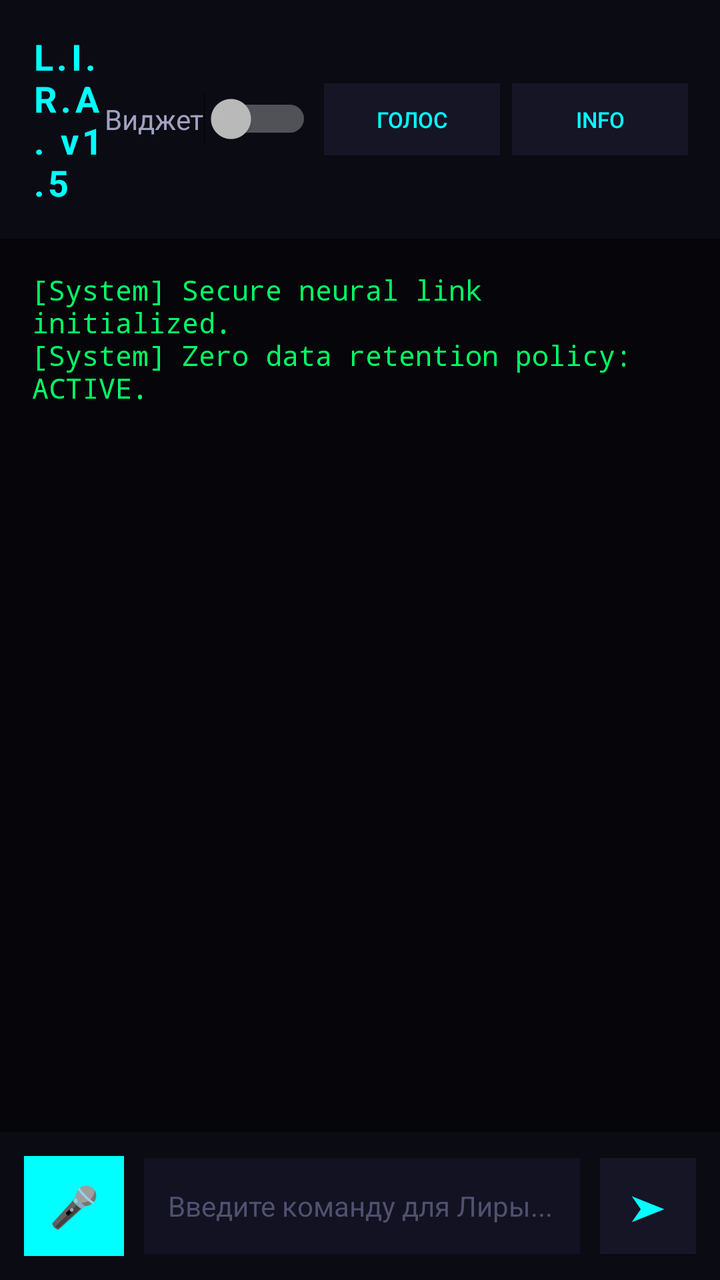
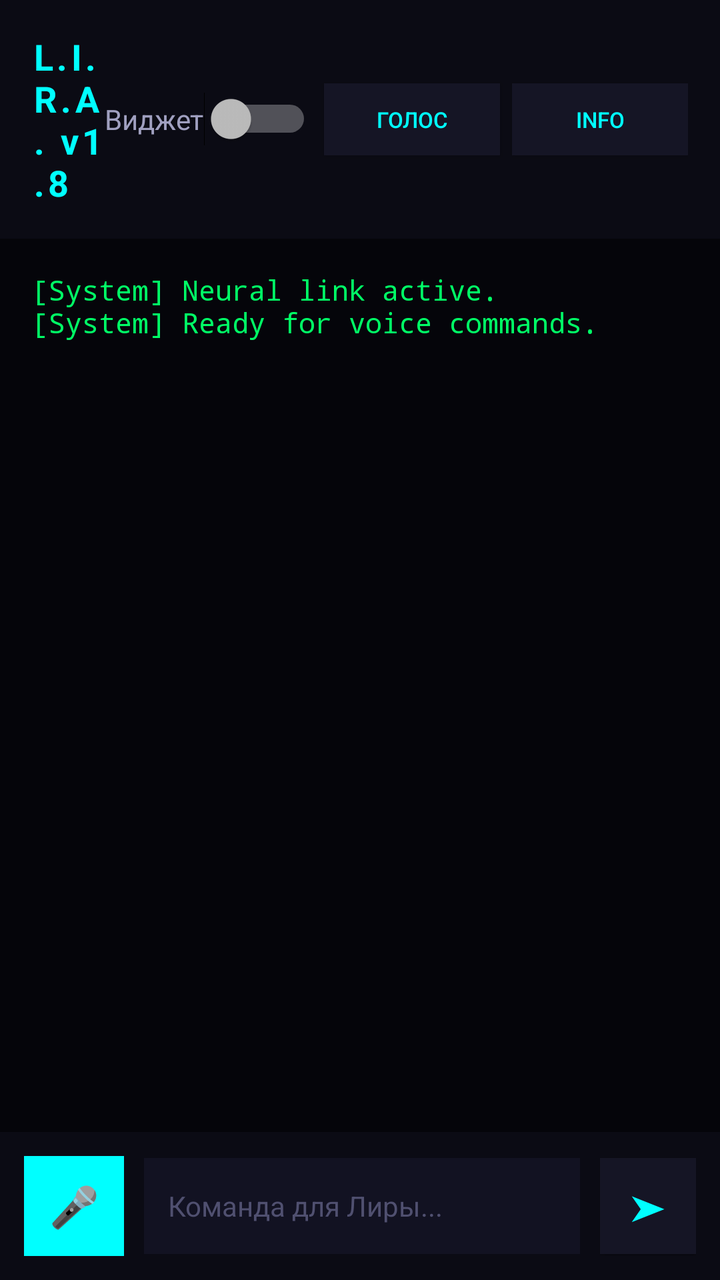

Before-and-after screenshots of an Android layout around one commit, followed by the original layout XML and the change that was made.
<!-- AndroidManifest.xml: application theme android:Theme.DeviceDefault.NoActionBar -->
<!-- res/layout/activity_main.xml -->
<?xml version="1.0" encoding="utf-8"?>
<RelativeLayout xmlns:android="http://schemas.android.com/apk/res/android"
    android:layout_width="match_parent"
    android:layout_height="match_parent"
    android:background="#05050A">

    
    <LinearLayout
        android:id="@+id/topBar"
        android:layout_width="match_parent"
        android:layout_height="wrap_content"
        android:orientation="horizontal"
        android:padding="16dp"
        android:gravity="center_vertical"
        android:background="#0B0B14">
        
        <TextView
            android:layout_width="0dp"
            android:layout_height="wrap_content"
            android:layout_weight="1"
            android:text="L.I.R.A. v1.5"
            android:textColor="#00FFFF"
            android:textSize="18sp"
            android:textStyle="bold"
            android:letterSpacing="0.1"/>

        <Switch
            android:id="@+id/widgetSwitch"
            android:layout_width="wrap_content"
            android:layout_height="wrap_content"
            android:text="Виджет"
            android:textColor="#A0A0C0"
            android:theme="@ThemeOverlay.AppCompat.Dark"/>

        <Button
            android:id="@+id/voiceBtn"
            android:layout_width="wrap_content"
            android:layout_height="36dp"
            android:text="Голос"
            android:textSize="11sp"
            android:layout_marginStart="6dp"
            android:background="#151525"
            android:textColor="#00FFFF"/>
            
        <Button
            android:id="@+id/policyBtn"
            android:layout_width="wrap_content"
            android:layout_height="36dp"
            android:text=" Info "
            android:textSize="11sp"
            android:layout_marginStart="6dp"
            android:background="#151525"
            android:textColor="#00FFFF"/>
    </LinearLayout>

    
    <ScrollView
        android:id="@+id/scrollView"
        android:layout_width="match_parent"
        android:layout_height="match_parent"
        android:layout_above="@id/bottomBar"
        android:layout_below="@id/topBar"
        android:padding="16dp">
        
        <TextView
            android:id="@+id/chatDisplay"
            android:layout_width="match_parent"
            android:layout_height="wrap_content"
            android:textColor="#00FF66"
            android:textSize="14sp"
            android:fontFamily="monospace"
            android:text="[System] Secure neural link initialized.\n[System] Zero data retention policy: ACTIVE."/>
    </ScrollView>

    
    <LinearLayout
        android:id="@+id/bottomBar"
        android:layout_width="match_parent"
        android:layout_height="wrap_content"
        android:layout_alignParentBottom="true"
        android:orientation="horizontal"
        android:padding="12dp"
        android:gravity="center_vertical"
        android:background="#0B0B14">

        <Button
            android:id="@+id/micButton"
            android:layout_width="50dp"
            android:layout_height="50dp"
            android:background="#00FFFF"
            android:text="🎤"
            android:textSize="20sp"
            android:textColor="#000000"/>

        <EditText
            android:id="@+id/inputField"
            android:layout_width="0dp"
            android:layout_height="48dp"
            android:layout_weight="1"
            android:layout_marginStart="10dp"
            android:layout_marginEnd="10dp"
            android:hint="Введите команду для Лиры..."
            android:textColorHint="#505070"
            android:textColor="#FFFFFF"
            android:textSize="14sp"
            android:background="#121222"
            android:paddingStart="12dp"
            android:paddingEnd="12dp"/>

        <Button
            android:id="@+id/sendButton"
            android:layout_width="48dp"
            android:layout_height="48dp"
            android:background="#151525"
            android:text="➤"
            android:textColor="#00FFFF"
            android:textSize="18sp"/>
    </LinearLayout>
</RelativeLayout>
<!-- resources referenced by this layout -->
<resources>

</resources>

<!-- the commit's change to res/layout/activity_main.xml (unified diff, before → after) -->
@@ -4,7 +4,6 @@
     android:layout_height="match_parent"
     android:background="#05050A">
 
-    
     <LinearLayout
         android:id="@+id/topBar"
         android:layout_width="match_parent"
@@ -18,7 +17,7 @@
             android:layout_width="0dp"
             android:layout_height="wrap_content"
             android:layout_weight="1"
-            android:text="L.I.R.A. v1.5"
+            android:text="L.I.R.A. v1.8"
             android:textColor="#00FFFF"
             android:textSize="18sp"
             android:textStyle="bold"
@@ -29,8 +28,7 @@
             android:layout_width="wrap_content"
             android:layout_height="wrap_content"
             android:text="Виджет"
-            android:textColor="#A0A0C0"
-            android:theme="@ThemeOverlay.AppCompat.Dark"/>
+            android:textColor="#A0A0C0"/>
 
         <Button
             android:id="@+id/voiceBtn"
@@ -53,7 +51,6 @@
             android:textColor="#00FFFF"/>
     </LinearLayout>
 
-    
     <ScrollView
         android:id="@+id/scrollView"
         android:layout_width="match_parent"
@@ -69,10 +66,9 @@
             android:textColor="#00FF66"
             android:textSize="14sp"
             android:fontFamily="monospace"
-            android:text="[System] Secure neural link initialized.\n[System] Zero data retention policy: ACTIVE."/>
+            android:text="[System] Neural link active.\n[System] Ready for voice commands."/>
     </ScrollView>
 
-    
     <LinearLayout
         android:id="@+id/bottomBar"
         android:layout_width="match_parent"
@@ -99,7 +95,7 @@
             android:layout_weight="1"
             android:layout_marginStart="10dp"
             android:layout_marginEnd="10dp"
-            android:hint="Введите команду для Лиры..."
+            android:hint="Команда для Лиры..."
             android:textColorHint="#505070"
             android:textColor="#FFFFFF"
             android:textSize="14sp"
